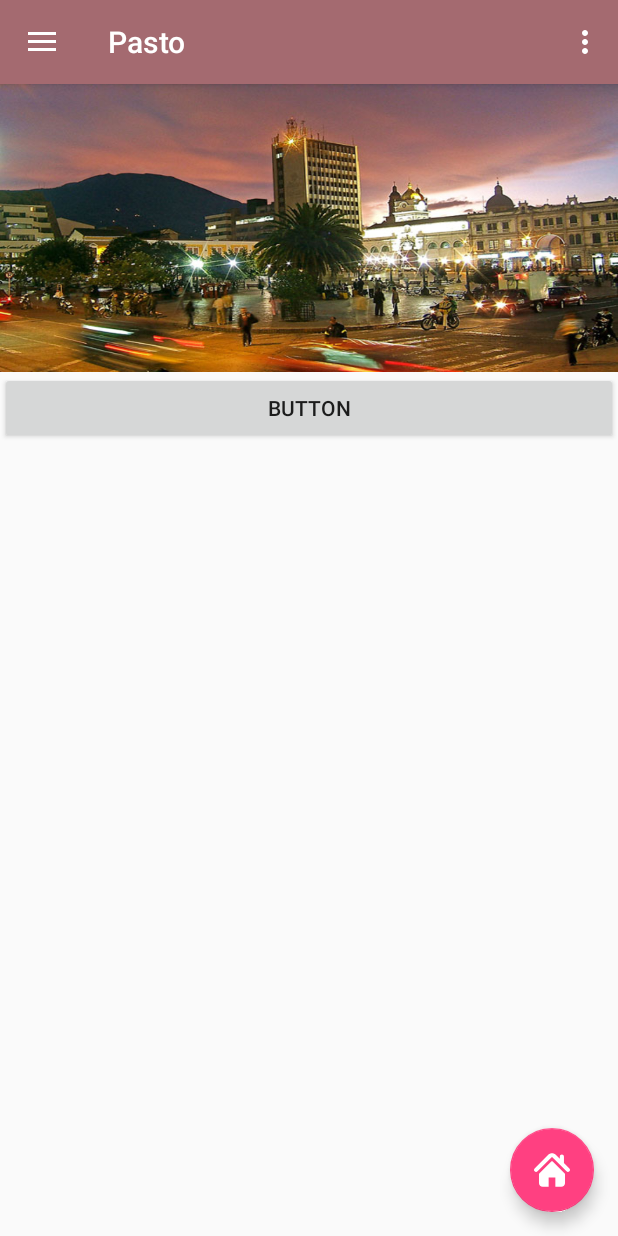
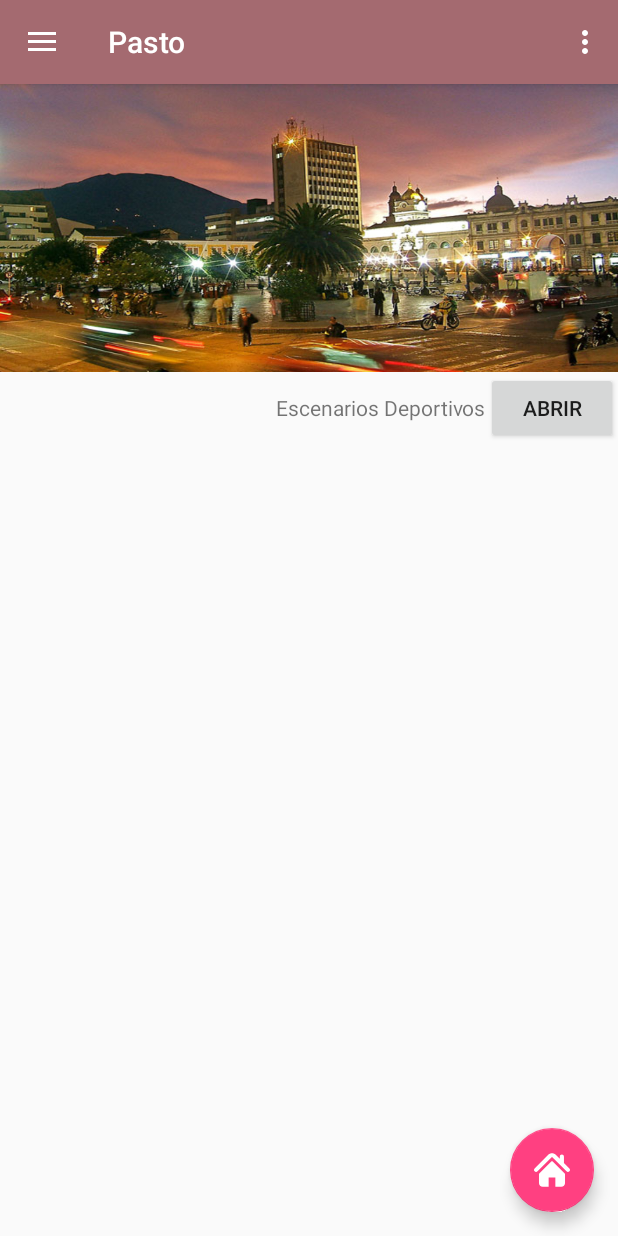
Before and after one commit to juaburgos/AppFinalAndroid, an Android app: the screen it shows after launch (MainActivity), on a phone screen of 412 x 824 dp. Run offline under Robolectric (Android 15) with nearby library versions, the phone set to English and light mode, and no system bars.

Commit message:
Proyecto final

```diff
--- a/app/src/main/java/isa/appfinalandroid/InicioFragment.java
+++ b/app/src/main/java/isa/appfinalandroid/InicioFragment.java
@@ -1,19 +1,25 @@
 package isa.appfinalandroid;
 
 
+import android.content.Context;
 import android.os.Bundle;
 import android.support.v4.app.Fragment;
+import android.support.v4.app.FragmentActivity;
+import android.support.v4.app.FragmentManager;
 import android.view.LayoutInflater;
 import android.view.View;
 import android.view.ViewGroup;
+import android.widget.Button;
+
+import isa.appfinalandroid.models2.EscenariosDeportivos;
 
 
 /**
  * A simple {@link Fragment} subclass.
  */
 public class InicioFragment extends Fragment {
-
-
+    private FragmentActivity myContext;
+    private Button btncero;
     public InicioFragment() {
         // Required empty public constructor
     }
@@ -23,7 +29,32 @@ public class InicioFragment extends Fragment {
     public View onCreateView(LayoutInflater inflater, ViewGroup container,
                              Bundle savedInstanceState) {
         // Inflate the layout for this fragment
-        return inflater.inflate(R.layout.fragment_inicio, container, false);
+        View view= inflater.inflate(R.layout.fragment_inicio, container, false);
+        btncero= (Button) view.findViewById(R.id.button2);
+
+        btncero.setOnClickListener(new View.OnClickListener() {
+            public void onClick(View v) {
+                Fragment fragment = null;
+                Class fragmentClass= EscenariosDeportivosFragment.class;
+                try{
+                    fragment = (Fragment) fragmentClass.newInstance();
+                }catch (Exception e){
+                    e.printStackTrace();
+                }
+                FragmentManager fragmentManager=myContext.getSupportFragmentManager();
+                fragmentManager.beginTransaction().replace(R.id.flContent, fragment).commit();
+
+
+            }
+        });
+        return  view;
+    }
+
+    @Override
+    public void onAttach(Context context) {
+
+        myContext=(FragmentActivity) context;
+        super.onAttach(context);
     }
 
 }
--- a/app/src/main/res/layout/fragment_escenarios_deportivos.xml
+++ b/app/src/main/res/layout/fragment_escenarios_deportivos.xml
@@ -14,6 +14,7 @@
             android:id="@+id/textView5"
             android:layout_width="match_parent"
             android:layout_height="wrap_content"
+            android:gravity="center"
             android:text="Escenarios Deportivos" />
 
         <android.support.v7.widget.RecyclerView
--- a/app/src/main/res/layout/fragment_inicio.xml
+++ b/app/src/main/res/layout/fragment_inicio.xml
@@ -60,14 +60,20 @@
                     android:layout_width="match_parent"
                     android:layout_height="wrap_content"
                     android:gravity="center|end"
-                    android:orientation="vertical">
+                    android:orientation="horizontal">
 
+
+                    <TextView
+                        android:id="@+id/textView12"
+                        android:layout_width="wrap_content"
+                        android:layout_height="wrap_content"
+                        android:text="Escenarios Deportivos" />
 
                     <Button
                         android:id="@+id/button2"
-                        android:layout_width="match_parent"
+                        android:layout_width="wrap_content"
                         android:layout_height="wrap_content"
-                        android:text="Button" />
+                        android:text="Abrir" />
                 </LinearLayout>
 
             </android.support.design.widget.CoordinatorLayout>
```
